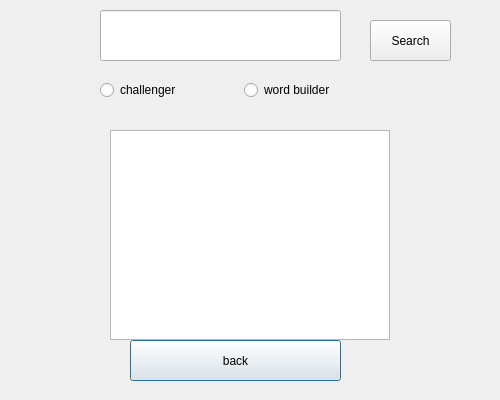
Above: client/src/ui/searchdialog_ui.ui from Nihileon/word-elimination before the change. Below: the same form after it.
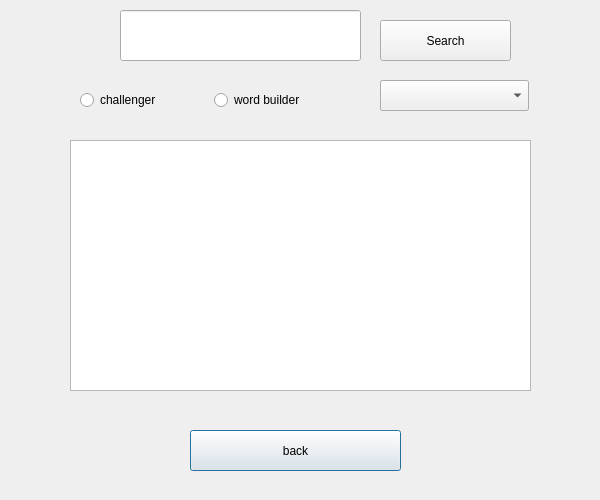
That is the form after the change. Custom widgets are drawn as their Qt base class.

Diff of the .ui file:
```diff
--- a/client/src/ui/searchdialog_ui.ui
+++ b/client/src/ui/searchdialog_ui.ui
@@ -6,19 +6,22 @@
    <rect>
     <x>0</x>
     <y>0</y>
-    <width>500</width>
-    <height>400</height>
+    <width>600</width>
+    <height>500</height>
    </rect>
   </property>
   <property name="windowTitle">
    <string>Dialog</string>
   </property>
+  <property name="styleSheet">
+   <string notr="true">QPalette::Background, Qt::white</string>
+  </property>
   <widget class="QWidget" name="layoutWidget">
    <property name="geometry">
     <rect>
-     <x>100</x>
-     <y>70</y>
-     <width>281</width>
+     <x>80</x>
+     <y>80</y>
+     <width>261</width>
      <height>41</height>
     </rect>
    </property>
@@ -42,10 +45,10 @@
   <widget class="QTableView" name="userTableView">
    <property name="geometry">
     <rect>
-     <x>110</x>
-     <y>130</y>
-     <width>280</width>
-     <height>210</height>
+     <x>70</x>
+     <y>140</y>
+     <width>461</width>
+     <height>251</height>
     </rect>
    </property>
    <property name="styleSheet">
@@ -57,7 +60,7 @@
   <widget class="QtMaterialTextField" name="userLineEdit">
    <property name="geometry">
     <rect>
-     <x>100</x>
+     <x>120</x>
      <y>10</y>
      <width>241</width>
      <height>51</height>
@@ -67,8 +70,8 @@
   <widget class="QtMaterialRaisedButton" name="backPushButton">
    <property name="geometry">
     <rect>
-     <x>130</x>
-     <y>340</y>
+     <x>190</x>
+     <y>430</y>
      <width>211</width>
      <height>41</height>
     </rect>
@@ -80,9 +83,9 @@
   <widget class="QtMaterialRaisedButton" name="searchPushButton">
    <property name="geometry">
     <rect>
-     <x>370</x>
+     <x>380</x>
      <y>20</y>
-     <width>81</width>
+     <width>131</width>
      <height>41</height>
     </rect>
    </property>
@@ -90,6 +93,26 @@
     <string>Search</string>
    </property>
   </widget>
+  <widget class="QComboBox" name="wordFilterComboBox">
+   <property name="geometry">
+    <rect>
+     <x>380</x>
+     <y>80</y>
+     <width>149</width>
+     <height>31</height>
+    </rect>
+   </property>
+  </widget>
+  <widget class="QComboBox" name="challengerFilterComboBox">
+   <property name="geometry">
+    <rect>
+     <x>380</x>
+     <y>80</y>
+     <width>149</width>
+     <height>31</height>
+    </rect>
+   </property>
+  </widget>
  </widget>
  <customwidgets>
   <customwidget>
```
Left out of the diff: 2 changed lines with no effect on the pictures.
